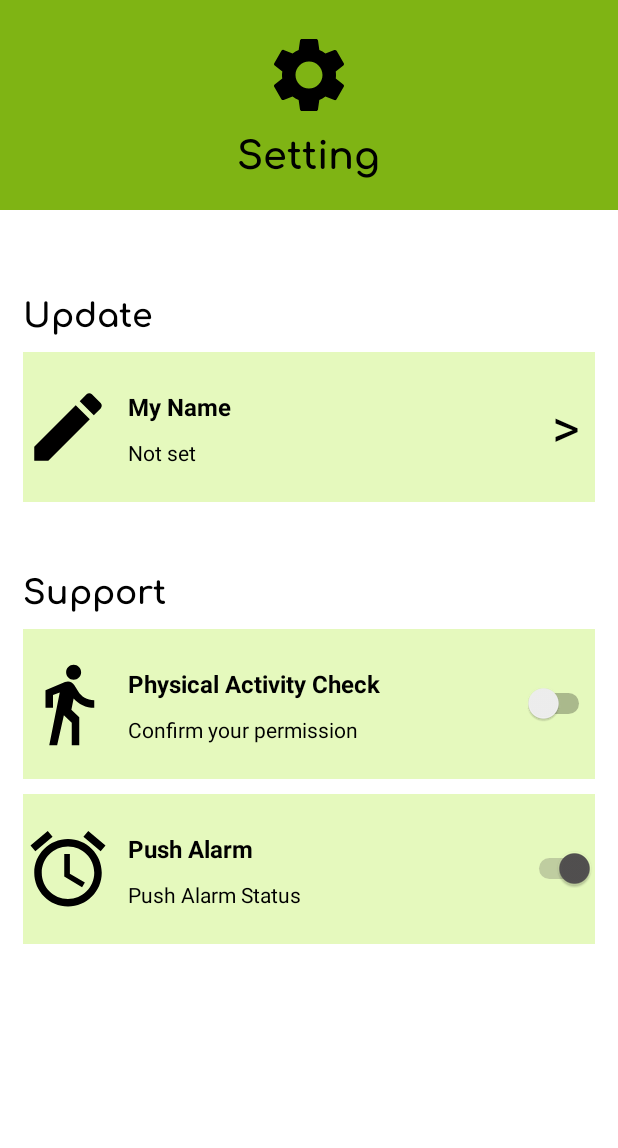
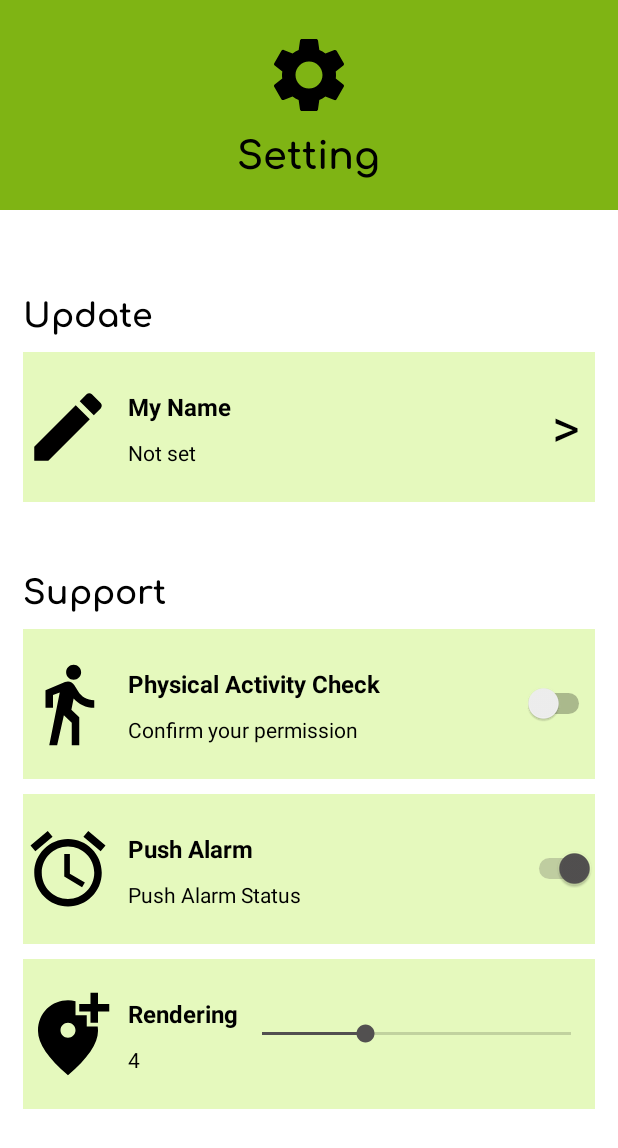
Before and after one commit to Setana-GDSCUOS/treenity-android, an Android app: the layout mypage_settings_activity_main.xml on its own in the app's theme, with its tools: preview values and no code run, on a phone screen of 412 x 824 dp. Shown: the top 1148 px of the screen. Run offline under Robolectric (Android 15) with nearby library versions, the phone set to English and light mode, and no system bars; network calls fail.

Commit message:
adding seekbar for rendering tree + change into scrollView

```diff
--- a/app/src/main/java/com/setana/treenity/ui/settings/SettingsActivity.kt
+++ b/app/src/main/java/com/setana/treenity/ui/settings/SettingsActivity.kt
@@ -12,6 +12,7 @@ import android.util.Log
 import android.view.View
 import android.widget.CompoundButton
 import android.widget.FrameLayout
+import android.widget.SeekBar
 import android.widget.Toast
 import androidx.activity.viewModels
 import androidx.appcompat.app.AlertDialog
@@ -22,12 +23,14 @@ import androidx.work.NetworkType
 import androidx.work.PeriodicWorkRequest
 import com.airbnb.lottie.LottieDrawable
 import com.setana.treenity.R
+import com.setana.treenity.TreenityApplication.Companion.PREFS
 import com.setana.treenity.databinding.MypageSettingsActivityMainBinding
 import com.setana.treenity.databinding.MypageSettingsNameDialogBinding
 import com.setana.treenity.service.PushNotificationWorker
 import com.setana.treenity.service.TreenityForegroundService
 import com.setana.treenity.ui.loading.LoadingActivity
 import com.setana.treenity.util.AuthUtils
+import com.setana.treenity.util.PreferenceManager.Companion.RENDER_TREE_NO
 import dagger.hilt.android.AndroidEntryPoint
 import java.util.concurrent.TimeUnit
 
@@ -241,6 +244,23 @@ class SettingsActivity : AppCompatActivity(), CompoundButton.OnCheckedChangeList
                 Log.d(TAG, "setupUI: alarmNotificationCheck is unchecked")
             }
         }
+
+        mypageSettingsActivityMainBinding.seekBar.setOnSeekBarChangeListener(object : SeekBar.OnSeekBarChangeListener {
+            override fun onProgressChanged(seekBar: SeekBar?, progress: Int, fromUser: Boolean) { // 조작하고 있는 중에 발생
+
+                mypageSettingsActivityMainBinding.renderTreeNo.text = progress.toString()
+                PREFS.setString(RENDER_TREE_NO, progress.toString())
+
+                // test
+                Log.d(TAG, "onProgressChanged: your number of rendering tree is ${PREFS.getString(RENDER_TREE_NO, "")}")
+            }
+
+            override fun onStartTrackingTouch(seekBar: SeekBar?) { // 처음 터치했을 때 발생
+            }
+
+            override fun onStopTrackingTouch(seekBar: SeekBar?) { // 터치가 끝났을 때 발생
+            }
+        })
     }
 
 
--- a/app/src/main/java/com/setana/treenity/util/PreferenceManager.kt
+++ b/app/src/main/java/com/setana/treenity/util/PreferenceManager.kt
@@ -9,6 +9,7 @@ class PreferenceManager(context: Context) {
         const val DAILY_WALK_LOG_KEY = "DAILY_WALK_LOG_KEY"
         const val USER_ID_KEY = "USER_ID_KEY"
         const val USER_EMAIL_KEY = "USER_EMAIL_KEY"
+        const val RENDER_TREE_NO = "RENDER_TREE_NO"
     }
     private val prefs: SharedPreferences = context.getSharedPreferences(PREFS_FILENAME, 0)
 
--- /dev/null
+++ b/app/src/main/res/drawable/ic_baseline_add_location_alt_24.xml
@@ -0,0 +1,10 @@
+<vector xmlns:android="http://schemas.android.com/apk/res/android"
+    android:width="24dp"
+    android:height="24dp"
+    android:viewportWidth="24"
+    android:viewportHeight="24"
+    android:tint="?attr/colorControlNormal">
+  <path
+      android:fillColor="@android:color/white"
+      android:pathData="M20,1v3h3v2h-3v3h-2L18,6h-3L15,4h3L18,1h2zM12,13c1.1,0 2,-0.9 2,-2s-0.9,-2 -2,-2 -2,0.9 -2,2 0.9,2 2,2zM14,3.25L14,7h3v3h2.92c0.05,0.39 0.08,0.79 0.08,1.2 0,3.32 -2.67,7.25 -8,11.8 -5.33,-4.55 -8,-8.48 -8,-11.8C4,6.22 7.8,3 12,3c0.68,0 1.35,0.08 2,0.25z"/>
+</vector>
--- a/app/src/main/res/layout/mypage_settings_activity_main.xml
+++ b/app/src/main/res/layout/mypage_settings_activity_main.xml
@@ -35,11 +35,19 @@
 
     </FrameLayout>
 
+    <ScrollView
+        android:layout_width="match_parent"
+        android:layout_height="match_parent">
+
+        <FrameLayout
+            android:layout_width="match_parent"
+            android:layout_height="wrap_content">
+
             <LinearLayout
                 android:layout_width="match_parent"
                 android:layout_height="wrap_content"
-        android:orientation="vertical"
-        android:background="@color/colorPrimaryVariant">
+                android:background="@color/colorPrimaryVariant"
+                android:orientation="vertical">
 
                 <TextView
                     android:layout_width="60dp"
@@ -55,17 +63,18 @@
                     android:layout_height="wrap_content"
                     android:layout_gravity="center"
                     android:fontFamily="@font/comfortaa_bold"
+                    android:paddingBottom="20dp"
                     android:text="Setting"
                     android:textColor="@color/black"
-            android:textSize="25sp"
-            android:paddingBottom="20dp"/>
+                    android:textSize="25sp" />
 
             </LinearLayout>
 
 
             <LinearLayout
                 android:layout_width="match_parent"
-        android:layout_height="match_parent"
+                android:layout_height="wrap_content"
+                android:layout_marginTop="140dp"
                 android:orientation="vertical"
                 android:paddingHorizontal="15dp">
 
@@ -89,8 +98,8 @@
                         android:layout_width="60dp"
                         android:layout_height="match_parent"
                         android:scaleType="fitCenter"
-                app:tint="@color/black"
-                app:srcCompat="@drawable/ic_baseline_edit_24" />
+                        app:srcCompat="@drawable/ic_baseline_edit_24"
+                        app:tint="@color/black" />
 
                     <LinearLayout
                         android:layout_width="100dp"
@@ -103,9 +112,9 @@
                             android:layout_height="wrap_content"
                             android:layout_marginTop="25dp"
                             android:text="My Name"
+                            android:textColor="@color/black"
                             android:textSize="16sp"
-                    android:textStyle="bold"
-                    android:textColor="@color/black"/>
+                            android:textStyle="bold" />
 
                         <TextView
                             android:id="@+id/newName"
@@ -113,7 +122,7 @@
                             android:layout_height="wrap_content"
                             android:layout_marginTop="10dp"
                             android:text="Not set"
-                    android:textColor="@color/black"/>
+                            android:textColor="@color/black" />
                     </LinearLayout>
 
                     <TextView
@@ -123,8 +132,8 @@
                         android:gravity="center|end"
                         android:paddingEnd="10dp"
                         android:text=">"
-                android:textSize="35sp"
-                android:textColor="@color/black"/>
+                        android:textColor="@color/black"
+                        android:textSize="35sp" />
 
                 </LinearLayout>
 
@@ -134,8 +143,8 @@
                     android:layout_marginTop="40dp"
                     android:fontFamily="@font/comfortaa_bold"
                     android:text="Support"
-            android:textSize="22sp"
-            android:textColor="@color/black"/>
+                    android:textColor="@color/black"
+                    android:textSize="22sp" />
 
                 <LinearLayout
                     android:layout_width="match_parent"
@@ -149,7 +158,7 @@
                         android:layout_width="60dp"
                         android:layout_height="match_parent"
                         app:srcCompat="@drawable/ic_baseline_directions_walk_24"
-                app:tint="@color/black"/>
+                        app:tint="@color/black" />
 
                     <LinearLayout
                         android:layout_width="wrap_content"
@@ -162,16 +171,16 @@
                             android:layout_height="wrap_content"
                             android:layout_marginTop="25dp"
                             android:text="Physical Activity Check"
+                            android:textColor="@color/black"
                             android:textSize="16sp"
-                    android:textStyle="bold"
-                    android:textColor="@color/black"/>
+                            android:textStyle="bold" />
 
                         <TextView
                             android:layout_width="wrap_content"
                             android:layout_height="wrap_content"
                             android:layout_marginTop="10dp"
                             android:text="Confirm your permission"
-                    android:textColor="@color/black"/>
+                            android:textColor="@color/black" />
                     </LinearLayout>
 
                     <Switch
@@ -196,7 +205,7 @@
                         android:layout_width="60dp"
                         android:layout_height="match_parent"
                         app:srcCompat="@drawable/ic_baseline_alarm_24"
-                app:tint="@color/black"/>
+                        app:tint="@color/black" />
 
                     <LinearLayout
                         android:layout_width="wrap_content"
@@ -209,16 +218,16 @@
                             android:layout_height="wrap_content"
                             android:layout_marginTop="25dp"
                             android:text="Push Alarm"
+                            android:textColor="@color/black"
                             android:textSize="16sp"
-                    android:textStyle="bold"
-                    android:textColor="@color/black"/>
+                            android:textStyle="bold" />
 
                         <TextView
                             android:layout_width="wrap_content"
                             android:layout_height="wrap_content"
                             android:layout_marginTop="10dp"
                             android:text="Push Alarm Status"
-                    android:textColor="@color/black"/>
+                            android:textColor="@color/black" />
                     </LinearLayout>
 
                     <Switch
@@ -230,6 +239,59 @@
                         android:gravity="center" />
 
                 </LinearLayout>
+
+                <LinearLayout
+                    android:layout_width="match_parent"
+                    android:layout_height="100dp"
+                    android:layout_marginTop="10dp"
+                    android:layout_marginBottom="30dp"
+                    android:background="@color/colorPrimaryLight"
+                    android:orientation="horizontal"
+                    tools:ignore="UseSwitchCompatOrMaterialXml">
+
+                    <ImageView
+                        android:layout_width="60dp"
+                        android:layout_height="match_parent"
+                        app:srcCompat="@drawable/ic_baseline_add_location_alt_24"
+                        app:tint="@color/black" />
+
+                    <LinearLayout
+                        android:layout_width="wrap_content"
+                        android:layout_height="match_parent"
+                        android:layout_marginStart="10dp"
+                        android:orientation="vertical">
+
+                        <TextView
+                            android:layout_width="wrap_content"
+                            android:layout_height="wrap_content"
+                            android:layout_marginTop="25dp"
+                            android:text="Rendering"
+                            android:textColor="@color/black"
+                            android:textSize="16sp"
+                            android:textStyle="bold" />
+
+                        <TextView
+                            android:id="@+id/renderTreeNo"
+                            android:layout_width="wrap_content"
+                            android:layout_height="wrap_content"
+                            android:layout_marginTop="10dp"
+                            android:text="4"
+                            android:textColor="@color/black" />
+                    </LinearLayout>
+
+                    <SeekBar
+                        android:id="@+id/seekBar"
+                        android:layout_width="match_parent"
+                        android:layout_height="wrap_content"
+                        android:layout_gravity="center"
+                        android:gravity="center"
+                        android:max="10"
+                        android:min="1"
+                        android:progress="4" />
+
                 </LinearLayout>
 
             </LinearLayout>
+        </FrameLayout>
+    </ScrollView>
+</LinearLayout>
```
Lines whose indentation alone changed are shown as unchanged.
